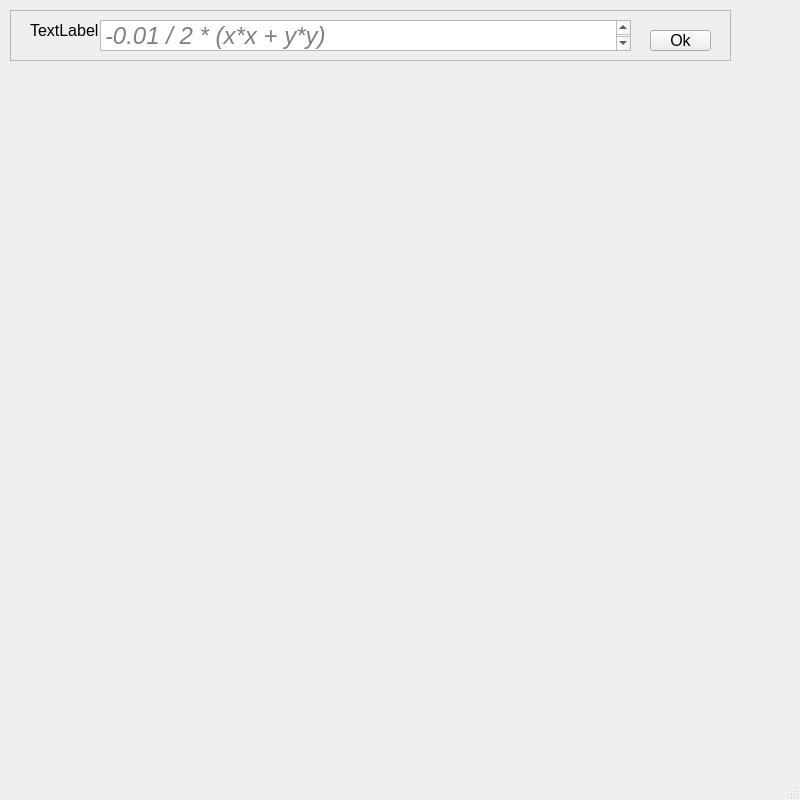
vladmikhbond/MechanPyQt, file ui/mainForm.ui: the form before one commit.
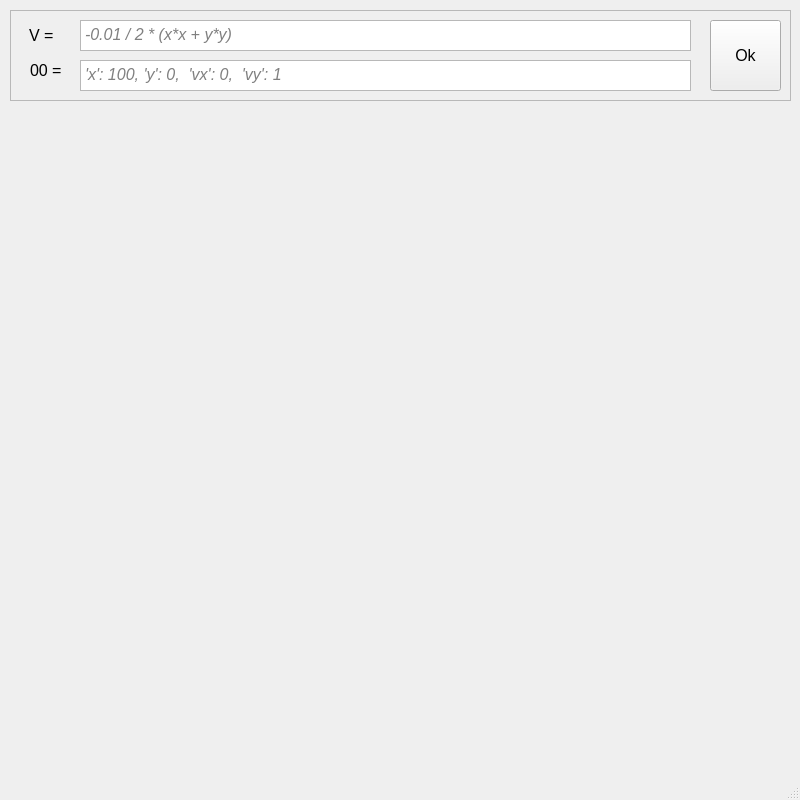
The form after the commit.

```diff
--- a/ui/mainForm.ui
+++ b/ui/mainForm.ui
@@ -10,6 +10,11 @@
     <height>800</height>
    </rect>
   </property>
+  <property name="font">
+   <font>
+    <pointsize>15</pointsize>
+   </font>
+  </property>
   <property name="windowTitle">
    <string>MainWindow</string>
   </property>
@@ -19,8 +24,8 @@
      <rect>
       <x>10</x>
       <y>10</y>
-      <width>721</width>
-      <height>51</height>
+      <width>781</width>
+      <height>91</height>
      </rect>
     </property>
     <property name="font">
@@ -37,52 +42,108 @@
     <widget class="QLabel" name="label">
      <property name="geometry">
       <rect>
-       <x>20</x>
-       <y>10</y>
-       <width>81</width>
+       <x>19</x>
+       <y>15</y>
+       <width>41</width>
        <height>21</height>
       </rect>
      </property>
      <property name="text">
-      <string>TextLabel</string>
+      <string>V = </string>
      </property>
     </widget>
     <widget class="QTextEdit" name="textEdit">
      <property name="geometry">
       <rect>
-       <x>90</x>
+       <x>70</x>
        <y>10</y>
-       <width>531</width>
+       <width>611</width>
        <height>31</height>
       </rect>
      </property>
+     <property name="font">
+      <font>
+       <pointsize>11</pointsize>
+       <weight>50</weight>
+       <bold>false</bold>
+      </font>
+     </property>
      <property name="documentTitle">
       <string/>
      </property>
      <property name="html">
-      <string>&lt;!DOCTYPE HTML PUBLIC &quot;-//W3C//DTD HTML 4.0//EN&quot; &quot;http://www.w3.org/TR/REC-html40/strict.dtd&quot;&gt;
+      <string notr="true">&lt;!DOCTYPE HTML PUBLIC &quot;-//W3C//DTD HTML 4.0//EN&quot; &quot;http://www.w3.org/TR/REC-html40/strict.dtd&quot;&gt;
 &lt;html&gt;&lt;head&gt;&lt;meta name=&quot;qrichtext&quot; content=&quot;1&quot; /&gt;&lt;style type=&quot;text/css&quot;&gt;
 p, li { white-space: pre-wrap; }
-&lt;/style&gt;&lt;/head&gt;&lt;body style=&quot; font-family:'MS Shell Dlg 2'; font-size:12pt; font-weight:400; font-style:normal;&quot;&gt;
-&lt;p style=&quot; margin-top:0px; margin-bottom:0px; margin-left:0px; margin-right:0px; -qt-block-indent:0; text-indent:0px;&quot;&gt;&lt;span style=&quot; font-family:'Courier New'; font-size:18pt; font-style:italic; color:#808080;&quot;&gt;-0.01 / 2 * (x*x + y*y)&lt;/span&gt;&lt;/p&gt;&lt;/body&gt;&lt;/html&gt;</string>
+&lt;/style&gt;&lt;/head&gt;&lt;body style=&quot; font-family:'MS Shell Dlg 2'; font-size:11pt; font-weight:400; font-style:normal;&quot;&gt;
+&lt;p style=&quot; margin-top:0px; margin-bottom:0px; margin-left:0px; margin-right:0px; -qt-block-indent:0; text-indent:0px;&quot;&gt;&lt;span style=&quot; font-family:'Courier New'; font-size:12pt; font-style:italic; color:#808080;&quot;&gt;-0.01 / 2 * (x*x + y*y)&lt;/span&gt;&lt;/p&gt;&lt;/body&gt;&lt;/html&gt;</string>
+     </property>
+     <property name="acceptRichText">
+      <bool>false</bool>
      </property>
      <property name="placeholderText">
-      <string>12345</string>
+      <string/>
      </property>
     </widget>
     <widget class="QPushButton" name="okButton">
      <property name="geometry">
       <rect>
-       <x>640</x>
-       <y>20</y>
-       <width>61</width>
-       <height>21</height>
+       <x>700</x>
+       <y>10</y>
+       <width>71</width>
+       <height>71</height>
       </rect>
      </property>
      <property name="text">
       <string>Ok</string>
      </property>
     </widget>
+    <widget class="QTextEdit" name="conditions">
+     <property name="geometry">
+      <rect>
+       <x>70</x>
+       <y>50</y>
+       <width>611</width>
+       <height>31</height>
+      </rect>
+     </property>
+     <property name="font">
+      <font>
+       <pointsize>11</pointsize>
+       <weight>50</weight>
+       <bold>false</bold>
+      </font>
+     </property>
+     <property name="documentTitle">
+      <string/>
+     </property>
+     <property name="html">
+      <string notr="true">&lt;!DOCTYPE HTML PUBLIC &quot;-//W3C//DTD HTML 4.0//EN&quot; &quot;http://www.w3.org/TR/REC-html40/strict.dtd&quot;&gt;
+&lt;html&gt;&lt;head&gt;&lt;meta name=&quot;qrichtext&quot; content=&quot;1&quot; /&gt;&lt;style type=&quot;text/css&quot;&gt;
+p, li { white-space: pre-wrap; }
+&lt;/style&gt;&lt;/head&gt;&lt;body style=&quot; font-family:'MS Shell Dlg 2'; font-size:11pt; font-weight:400; font-style:normal;&quot;&gt;
+&lt;p style=&quot; margin-top:0px; margin-bottom:0px; margin-left:0px; margin-right:0px; -qt-block-indent:0; text-indent:0px;&quot;&gt;&lt;span style=&quot; font-family:'Courier New'; font-size:12pt; font-style:italic; color:#808080;&quot;&gt;'x': 100, 'y': 0,  'vx': 0,  'vy': 1 &lt;/span&gt;&lt;/p&gt;&lt;/body&gt;&lt;/html&gt;</string>
+     </property>
+     <property name="acceptRichText">
+      <bool>false</bool>
+     </property>
+     <property name="placeholderText">
+      <string/>
+     </property>
+    </widget>
+    <widget class="QLabel" name="label_2">
+     <property name="geometry">
+      <rect>
+       <x>20</x>
+       <y>50</y>
+       <width>41</width>
+       <height>21</height>
+      </rect>
+     </property>
+     <property name="text">
+      <string>00 = </string>
+     </property>
+    </widget>
    </widget>
   </widget>
   <widget class="QMenuBar" name="menubar">
```
Left out of the diff: 4 changed lines with no effect on the pictures.
